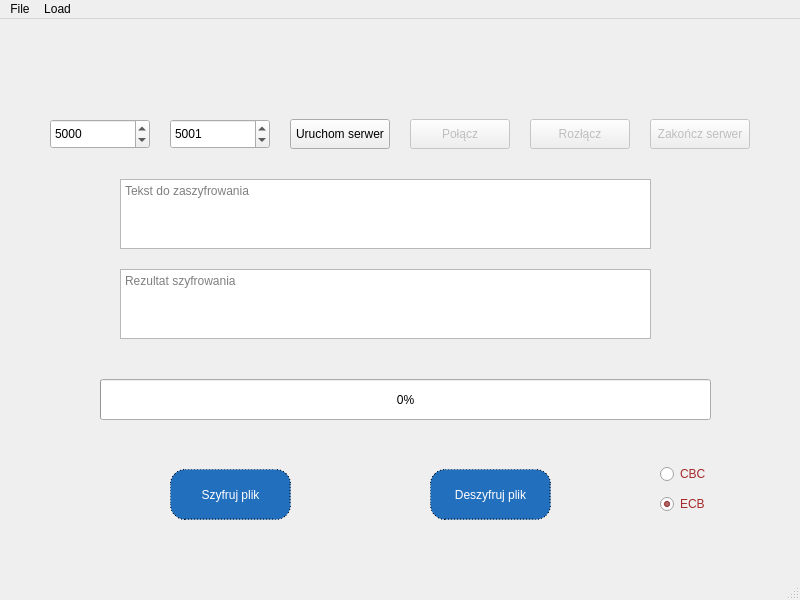
Old version of the form main.ui in the repository dcPTR/AES-encryption.
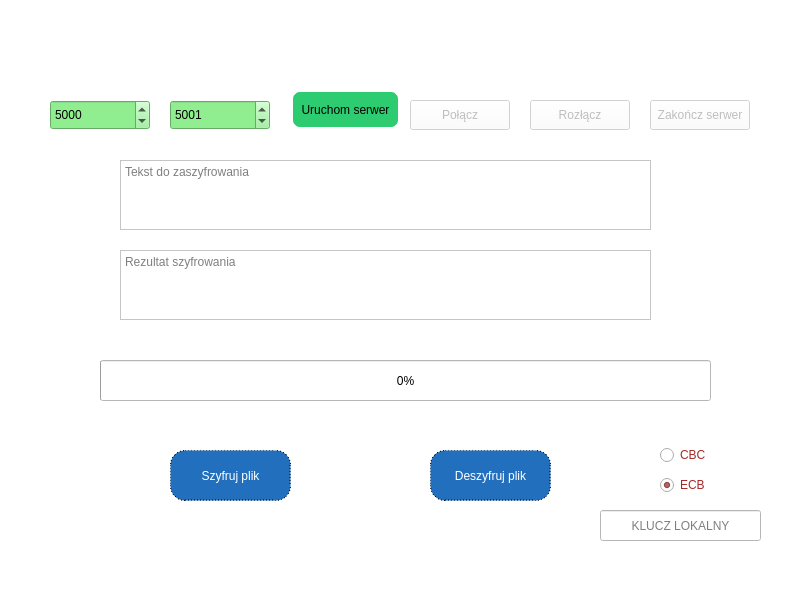
New version of the form.

Commit message: local key from ui

```diff
--- a/main.ui
+++ b/main.ui
@@ -14,7 +14,7 @@
    <string>Aplikacja szyfrująca</string>
   </property>
   <property name="styleSheet">
-   <string notr="true"/>
+   <string notr="true">background-color: white;</string>
   </property>
   <widget class="QWidget" name="centralwidget">
    <widget class="QPushButton" name="cipherButton">
@@ -126,14 +126,17 @@
     <property name="geometry">
      <rect>
       <x>290</x>
-      <y>100</y>
-      <width>100</width>
-      <height>30</height>
+      <y>89</y>
+      <width>111</width>
+      <height>41</height>
      </rect>
     </property>
     <property name="cursor">
      <cursorShape>PointingHandCursor</cursorShape>
     </property>
+    <property name="styleSheet">
+     <string notr="true">border-radius: 10px; border: 3px solid #fff; color: #000; background-color: #2ecc71;</string>
+    </property>
     <property name="text">
      <string>Uruchom serwer</string>
     </property>
@@ -153,6 +156,9 @@
     <property name="cursor">
      <cursorShape>PointingHandCursor</cursorShape>
     </property>
+    <property name="styleSheet">
+     <string notr="true"/>
+    </property>
     <property name="text">
      <string>Połącz</string>
     </property>
@@ -188,6 +194,9 @@
     <property name="toolTip">
      <string>Server port</string>
     </property>
+    <property name="styleSheet">
+     <string notr="true">background-color: lightgreen</string>
+    </property>
     <property name="minimum">
      <number>1024</number>
     </property>
@@ -210,6 +219,9 @@
     <property name="toolTip">
      <string>Client port</string>
     </property>
+    <property name="styleSheet">
+     <string notr="true">background-color: lightgreen;</string>
+    </property>
     <property name="minimum">
      <number>1024</number>
     </property>
@@ -267,28 +279,31 @@
      <bool>true</bool>
     </property>
    </widget>
-  </widget>
-  <widget class="QMenuBar" name="menubar">
-   <property name="geometry">
-    <rect>
-     <x>0</x>
-     <y>0</y>
-     <width>800</width>
-     <height>26</height>
-    </rect>
-   </property>
-   <widget class="QMenu" name="menuFile">
-    <property name="title">
-     <string>File</string>
+   <widget class="QLineEdit" name="localKeyEdit">
+    <property name="geometry">
+     <rect>
+      <x>600</x>
+      <y>510</y>
+      <width>161</width>
+      <height>31</height>
+     </rect>
     </property>
-   </widget>
-   <widget class="QMenu" name="menuLoad">
-    <property name="title">
-     <string>Load</string>
+    <property name="toolTip">
+     <string>Podaj klucz, którym zaszyfrujesz klucz prywatny.</string>
     </property>
+    <property name="text">
+     <string/>
+    </property>
+    <property name="echoMode">
+     <enum>QLineEdit::Password</enum>
+    </property>
+    <property name="alignment">
+     <set>Qt::AlignCenter</set>
+    </property>
+    <property name="placeholderText">
+     <string>KLUCZ LOKALNY</string>
+    </property>
    </widget>
-   <addaction name="menuFile"/>
-   <addaction name="menuLoad"/>
   </widget>
   <widget class="QStatusBar" name="statusbar"/>
  </widget>
```
The commit also changes 3 other files.
